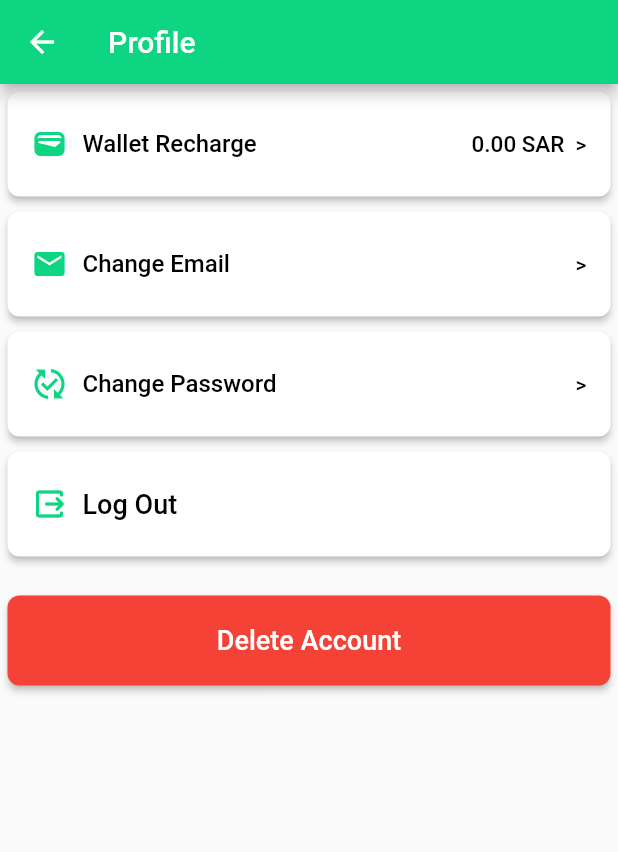
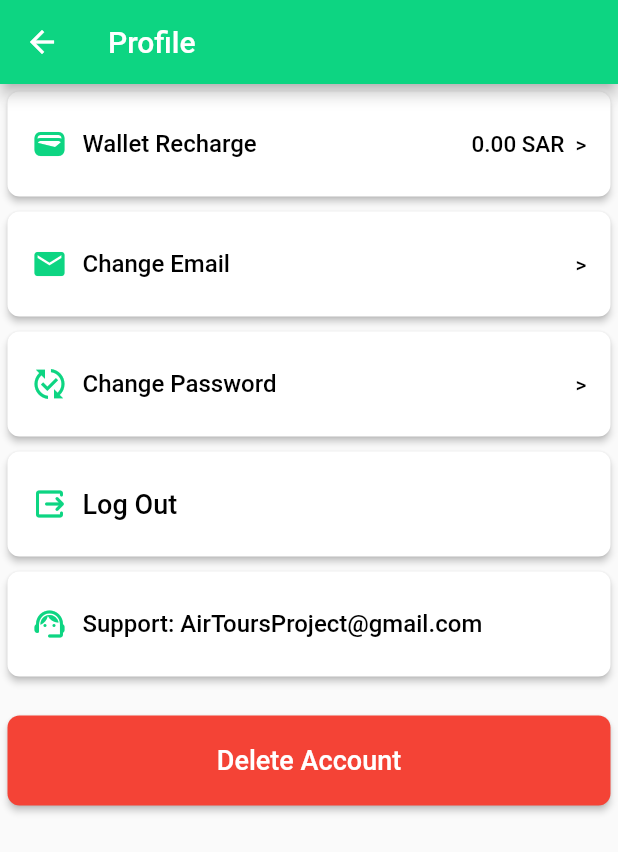
Before and after one commit to Alk1823/AirTours, a Flutter app: the ProfileView screen opened by its route, on a phone screen of 412 x 824 dp. Shown: the top 852 px of the screen. Run offline on Flutter 3.47's test engine with Material 2 defaults, Android fonts, the phone set to English and light mode, and no system bars; our stand-ins replace barcode_widget, cloud_firestore, firebase_auth, firebase_core, google_nav_bar, quickalert; accounts and stored records are empty.

Commit message:
Abdulziz2

```diff
--- a/lib/services/cloud/firebase_cloud_storage.dart
+++ b/lib/services/cloud/firebase_cloud_storage.dart
@@ -154,7 +154,7 @@ class FirebaseCloudStorage {
         counter += 1;
       }
       final totBusPrice = busFlightPrice * counter;
-      final upgradePrice = totBusPrice - ticketsPrice;
+      final double upgradePrice = totBusPrice - ticketsPrice;
       return upgradePrice + 0.0;
     } else {
       return 0;
--- a/lib/services/cloud/firestore_flight.dart
+++ b/lib/services/cloud/firestore_flight.dart
@@ -287,7 +287,7 @@ class FlightFirestore {
         int currentSeats = fetchedFlight.data()![numOfAvabusField];
         if (currentSeats > 0) {
           int newSeats = currentSeats - numOfSeats;
-          tempFlight.update({numOfAvabusField: newSeats});
+          await tempFlight.update({numOfAvabusField: newSeats});
         }
       } else {
         int currentSeats = fetchedFlight.data()![numOfAvaEcoField];
@@ -309,7 +309,7 @@ class FlightFirestore {
         int currentSeats = fetchedFlight.data()![numOfAvabusField];
         if (currentSeats > 0) {
           int newSeats = currentSeats + numOfSeats;
-          tempFlight.update({numOfAvabusField: newSeats});
+          await tempFlight.update({numOfAvabusField: newSeats});
         }
       } else {
         int currentSeats = fetchedFlight.data()![numOfAvaEcoField];
--- a/lib/utilities/show_error.dart
+++ b/lib/utilities/show_error.dart
@@ -1,9 +1,9 @@
 import 'package:flutter/material.dart';
 import 'package:quickalert/quickalert.dart'; //new line
 
-Future<void> showErrorDialog(BuildContext context, String text) {
+Future<void> showErrorDialog(BuildContext context, String text) async{
   //new method
-  return QuickAlert.show(
+  return await QuickAlert.show(
       context: context,
       title: 'Error occurred',
       text: text,
--- a/lib/utilities/show_feedback.dart
+++ b/lib/utilities/show_feedback.dart
@@ -1,9 +1,9 @@
 import 'package:flutter/material.dart';
 import 'package:quickalert/quickalert.dart';
 
-Future<void> showSuccessDialog(BuildContext context, String text) {
+Future<void> showSuccessDialog(BuildContext context, String text) async {
   //new method,change method name
-  return QuickAlert.show(
+  return await QuickAlert.show(
       context: context,
       title: 'Confirmation',
       text: text,
--- a/lib/views/Manage_booking/one_way_details.dart
+++ b/lib/views/Manage_booking/one_way_details.dart
@@ -314,11 +314,11 @@ class _OneWayDetailsState extends State<OneWayDetails> {
                                   .currentUser!
                                   .id,
                               canceledBookingPrice);
-                          await showSuccessDialog(
-                              context, 'Booking successfully deleted.');
+                          // await showSuccessDialog(
+                          //     context, 'Booking successfully deleted.');
                           Navigator.pop(context);
                         } else {
-                          await showErrorDialog(context,
+                           await showErrorDialog(context,
                               "Cannot Cancel Booking, Cancellation Deadline Passed");
                         }
                       },
--- a/lib/views/Manage_booking/round_trip_details.dart
+++ b/lib/views/Manage_booking/round_trip_details.dart
@@ -464,14 +464,11 @@ class _RoundTripDetailsState extends State<RoundTripDetails> {
                             numOfPas: currentBooking.numOfSeats);
 
                         if (result == true) {
-                          print("hellow 55");
                           c.retrievePreviousBalance(
                               FirebaseAuthProvider.authService()
                                   .currentUser!
                                   .id,
                               canceledBookingPrice);
-                          await showSuccessDialog(
-                              context, 'Booking successfully deleted.');
                           Navigator.pop(context);
                         } else {
                           await showErrorDialog(context,
--- a/lib/views/Profile/profile_view.dart
+++ b/lib/views/Profile/profile_view.dart
@@ -221,6 +221,43 @@ class _ProfileViewState extends State<ProfileView> {
                 ),
               ),
             ),
+            Padding(
+              padding: const EdgeInsets.all(5.0),
+              child: SizedBox(
+                height: 70,
+                width: double.infinity,
+                child: ElevatedButton(
+                  onPressed: () {},
+                  style: ElevatedButton.styleFrom(
+                    backgroundColor: Colors.white,
+                    shape: RoundedRectangleBorder(
+                      borderRadius: BorderRadius.circular(8.0),
+                    ),
+                  ),
+                  child: const Row(
+                    mainAxisAlignment: MainAxisAlignment.spaceBetween,
+                    children: [
+                      Row(
+                        children: [
+                          Icon(
+                            Icons.support_agent_rounded,
+                            color: Color.fromARGB(255, 13, 213, 130),
+                          ),
+                          SizedBox(
+                            width: 10,
+                          ),
+                          Text(
+                            'Support: AirToursProject@gmail.com',
+                            style:
+                                TextStyle(fontSize: 16.0, color: Colors.black),
+                          ),
+                        ],
+                      ),
+                    ],
+                  ),
+                ),
+              ),
+            ),
             const SizedBox(height: 16.0),
             Padding(
               padding: const EdgeInsets.all(5.0),
```
Also changed, not shown: lib/services/cloud/firestore_booking.dart (+8 -8 lines).
